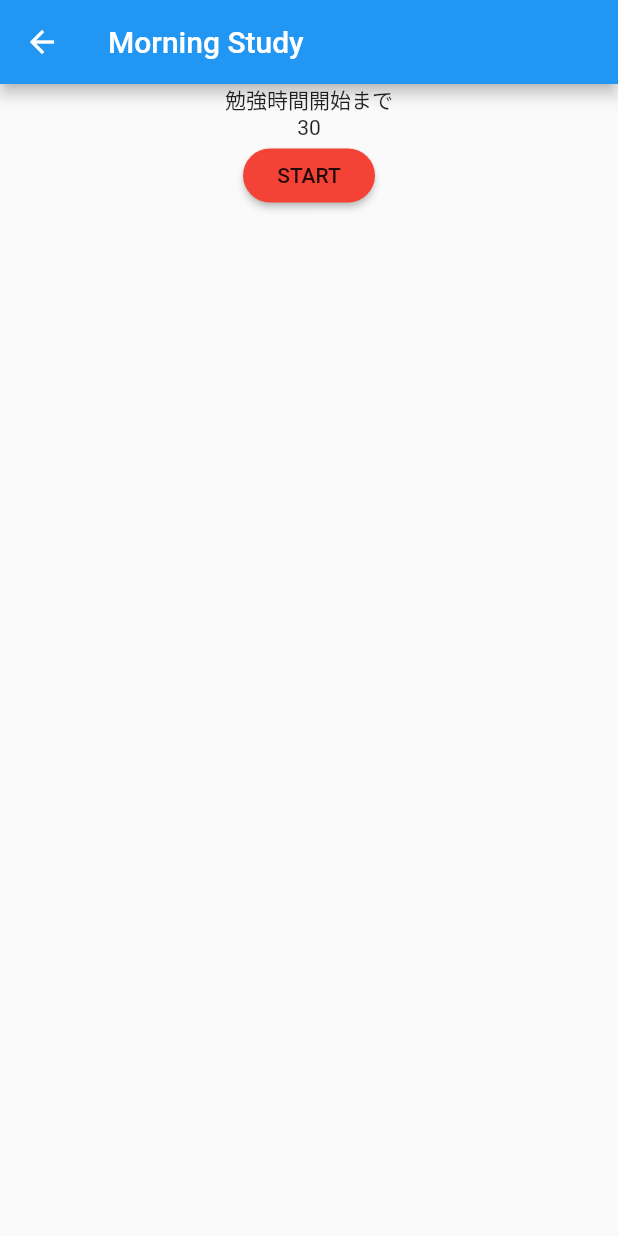
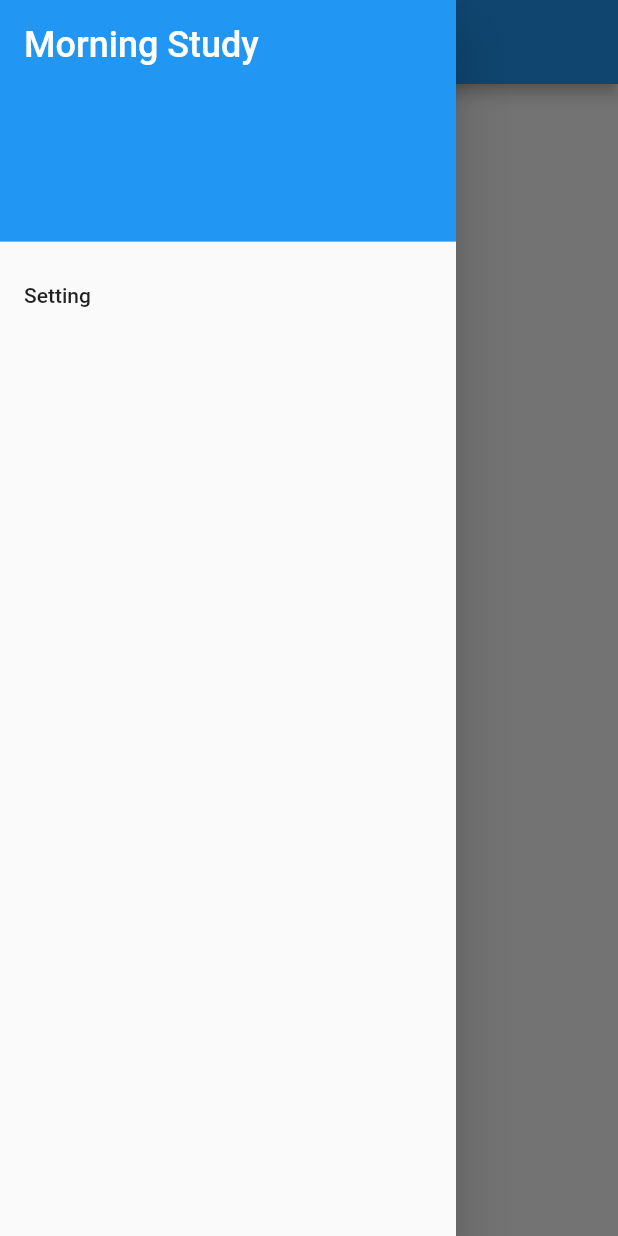
Before and after one commit to ikdBSK/team10, a Flutter app: the TimerPage screen opened directly, with the side drawer open (before the commit the screen has no drawer), on a phone screen of 412 x 824 dp. Run offline on Flutter 3.47's test engine with Material 2 defaults, Android fonts, the phone set to English and light mode, and no system bars; our stand-ins replace flutter_countdown_timer.

Commit message:
ハンバーガーメニューを追加して設定画面への遷移を可能にした

```diff
--- /dev/null
+++ b/lib/components/drawer_menu.dart
@@ -0,0 +1,35 @@
+import 'package:flutter/material.dart';
+import 'package:app_team10/screens/setting_page.dart';
+
+class DrawerMenu extends StatelessWidget {
+  @override
+  Widget build(BuildContext context) {
+    return ListView(
+      children: <Widget>[
+        DrawerHeader(
+          child: Text(
+            'Morning Study',
+            style: TextStyle(
+              fontSize: 24,
+              color: Colors.white,
+            ),
+          ),
+          decoration: BoxDecoration(
+            color: Colors.blue,
+          ),
+        ),
+        ListTile(
+          title: Text('Setting'),
+          onTap: (){
+            Navigator.push(
+              context,
+              MaterialPageRoute(
+                builder: (content) => SettingPage(),
+              ),
+            );
+          },
+        )
+      ],
+    );
+  }
+}
--- a/lib/screens/question_page.dart
+++ b/lib/screens/question_page.dart
@@ -4,6 +4,7 @@ import 'package:flutter/material.dart';
 import 'timer_page.dart';
 import 'package:app_team10/components/transition_button.dart';
 import 'package:app_team10/widget/clock_widget.dart';
+import 'package:app_team10/components/drawer_menu.dart';
 
 class QuestionPage extends StatefulWidget {
   @override
@@ -44,6 +45,9 @@ class _QuestionPageState extends State<QuestionPage> {
           ),
         ],
       ),
+      drawer: Drawer(
+        child: DrawerMenu(),
+      ),
     );
   }
 }
--- a/lib/screens/timer_page.dart
+++ b/lib/screens/timer_page.dart
@@ -5,6 +5,7 @@ import 'package:app_team10/components/start_button.dart';
 import 'package:flutter_countdown_timer/flutter_countdown_timer.dart';
 import 'package:app_team10/variable.dart';
 import 'dart:async';
+import 'package:app_team10/components/drawer_menu.dart';
 
 class TimerPage extends StatefulWidget {
   @override
@@ -48,6 +49,9 @@ class _TimerPageState extends State<TimerPage> {
           ),
         ],
       ),
+      drawer: Drawer(
+        child: DrawerMenu(),
+      ),
     );
   }
 }
--- a/lib/variable.dart
+++ b/lib/variable.dart
@@ -2,3 +2,6 @@ import 'package:flutter/material.dart';
 
 int studyTimeMin = 30;
 final TimeOfDay picked = null;
+
+TimeOfDay awakeTime = new TimeOfDay.now();
+TimeOfDay startTime = new TimeOfDay.now();
--- a/pubspec.yaml
+++ b/pubspec.yaml
@@ -15,6 +15,7 @@ dependencies:
   cupertino_icons: ^1.0.0
   intl: ^0.16.0
   flutter_countdown_timer: ^1.3.0
+  shared_preferences: ^0.5.12+4
 
 dev_dependencies:
   flutter_test:
```
Also changed, not shown: lib/screens/setting_page.dart (+6 -9 lines), pubspec.lock.
